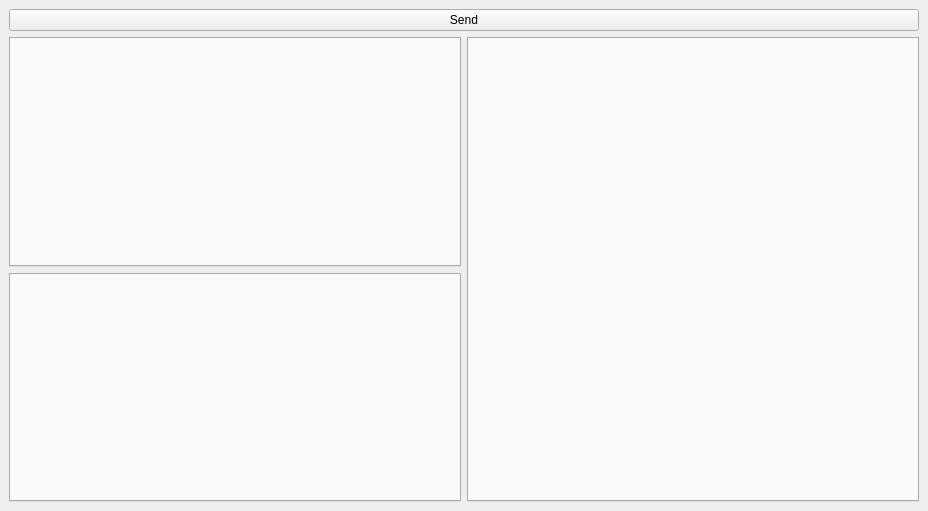
First picture: the form in src/gui/MainWindow/MainWindow.ui, repository bartkessels/GetIt, before the edit.
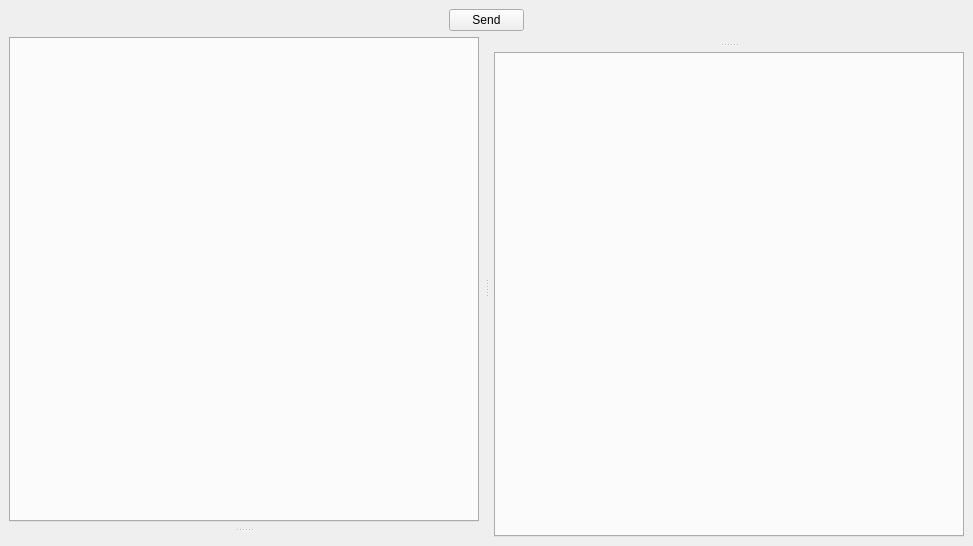
Second picture: the form after the edit.

```diff
--- a/src/gui/MainWindow/MainWindow.ui
+++ b/src/gui/MainWindow/MainWindow.ui
@@ -9,20 +9,17 @@
    <rect>
     <x>0</x>
     <y>0</y>
-    <width>928</width>
-    <height>511</height>
+    <width>973</width>
+    <height>546</height>
    </rect>
   </property>
   <property name="windowTitle">
    <string>GetIt</string>
   </property>
   <widget class="QWidget" name="centralwidget">
-   <layout class="QVBoxLayout" name="verticalLayout_3">
+   <layout class="QVBoxLayout" name="verticalLayout">
     <item>
      <layout class="QHBoxLayout" name="horizontalLayout">
-      <property name="spacing">
-       <number>6</number>
-      </property>
       <item>
        <layout class="QGridLayout" name="methodWidget">
         <property name="sizeConstraint">
@@ -35,6 +32,12 @@
       </item>
       <item>
        <widget class="QPushButton" name="btnSend">
+        <property name="maximumSize">
+         <size>
+          <width>75</width>
+          <height>16777215</height>
+         </size>
+        </property>
         <property name="text">
          <string>Send</string>
         </property>
@@ -43,45 +46,48 @@
      </layout>
     </item>
     <item>
-     <layout class="QHBoxLayout" name="horizontalLayout_2">
-      <property name="spacing">
-       <number>6</number>
+     <widget class="QSplitter" name="splitter_3">
+      <property name="sizePolicy">
+       <sizepolicy hsizetype="Expanding" vsizetype="Expanding">
+        <horstretch>0</horstretch>
+        <verstretch>0</verstretch>
+       </sizepolicy>
       </property>
-      <item>
-       <layout class="QVBoxLayout" name="verticalLayout">
-        <property name="spacing">
-         <number>6</number>
+      <property name="orientation">
+       <enum>Qt::Horizontal</enum>
+      </property>
+      <property name="handleWidth">
+       <number>15</number>
+      </property>
+      <widget class="QSplitter" name="splitter">
+       <property name="orientation">
+        <enum>Qt::Vertical</enum>
+       </property>
+       <property name="handleWidth">
+        <number>15</number>
+       </property>
+       <widget class="QTabWidget" name="informationTabWidget">
+        <property name="currentIndex">
+         <number>-1</number>
         </property>
-        <item>
-         <widget class="QTabWidget" name="informationTabWidget">
-          <property name="currentIndex">
-           <number>-1</number>
-          </property>
-         </widget>
-        </item>
-        <item>
-         <widget class="QTabWidget" name="bodyTabWidget">
-          <property name="currentIndex">
-           <number>-1</number>
-          </property>
-         </widget>
-        </item>
-       </layout>
-      </item>
-      <item>
-       <layout class="QVBoxLayout" name="verticalLayout_2">
-        <property name="spacing">
-         <number>6</number>
-        </property>
-        <item>
-         <layout class="QGridLayout" name="responseHeadersWidget"/>
-        </item>
-        <item>
-         <widget class="QTabWidget" name="responseBodyTabWidget"/>
-        </item>
-       </layout>
-      </item>
-     </layout>
+       </widget>
+       <widget class="QWidget" name="gridLayoutWidget">
+        <layout class="QGridLayout" name="bodyWidget"/>
+       </widget>
+      </widget>
+      <widget class="QSplitter" name="splitter_2">
+       <property name="orientation">
+        <enum>Qt::Vertical</enum>
+       </property>
+       <property name="handleWidth">
+        <number>15</number>
+       </property>
+       <widget class="QWidget" name="">
+        <layout class="QGridLayout" name="responseHeadersWidget"/>
+       </widget>
+       <widget class="QTabWidget" name="responseBodyTabWidget"/>
+      </widget>
+     </widget>
     </item>
    </layout>
   </widget>
```
Left out of the diff: 6 changed lines with no effect on the pictures.
